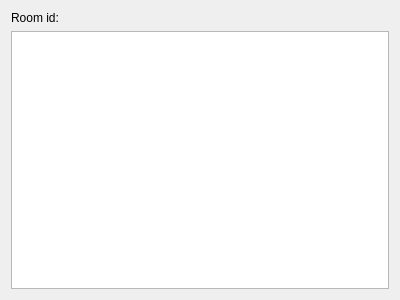
The window that DevMashMafia/views/roomview.ui (DzyubSpirit/DevMashMafiaQt) describes before a commit, drawn with Qt 5.
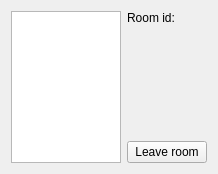
The same window after the commit.

Diff of the .ui file:
```diff
--- a/DevMashMafia/views/roomview.ui
+++ b/DevMashMafia/views/roomview.ui
@@ -6,16 +6,19 @@
    <rect>
     <x>0</x>
     <y>0</y>
-    <width>400</width>
-    <height>300</height>
+    <width>218</width>
+    <height>174</height>
    </rect>
   </property>
   <property name="windowTitle">
    <string>Form</string>
   </property>
-  <layout class="QVBoxLayout" name="verticalLayout">
+  <layout class="QHBoxLayout" name="horizontalLayout_2">
    <item>
-    <layout class="QHBoxLayout" name="horizontalLayout">
+    <widget class="QListWidget" name="listWidget"/>
+   </item>
+   <item>
+    <layout class="QVBoxLayout" name="verticalLayout">
      <item>
       <widget class="QLabel" name="label">
        <property name="text">
@@ -30,11 +33,28 @@
        </property>
       </widget>
      </item>
+     <item>
+      <spacer name="verticalSpacer">
+       <property name="orientation">
+        <enum>Qt::Vertical</enum>
+       </property>
+       <property name="sizeHint" stdset="0">
+        <size>
+         <width>20</width>
+         <height>40</height>
+        </size>
+       </property>
+      </spacer>
+     </item>
+     <item>
+      <widget class="QPushButton" name="pushButton">
+       <property name="text">
+        <string>Leave room</string>
+       </property>
+      </widget>
+     </item>
     </layout>
    </item>
-   <item>
-    <widget class="QListWidget" name="listWidget"/>
-   </item>
   </layout>
  </widget>
  <resources/>
```
